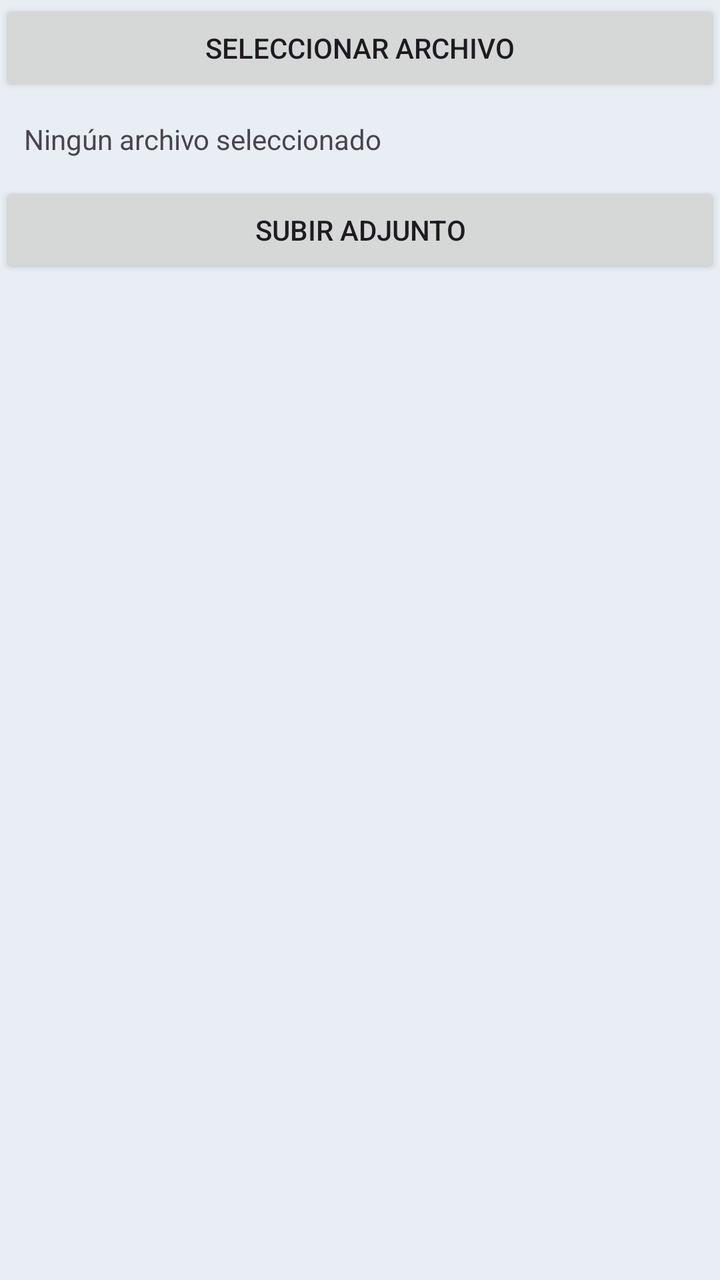
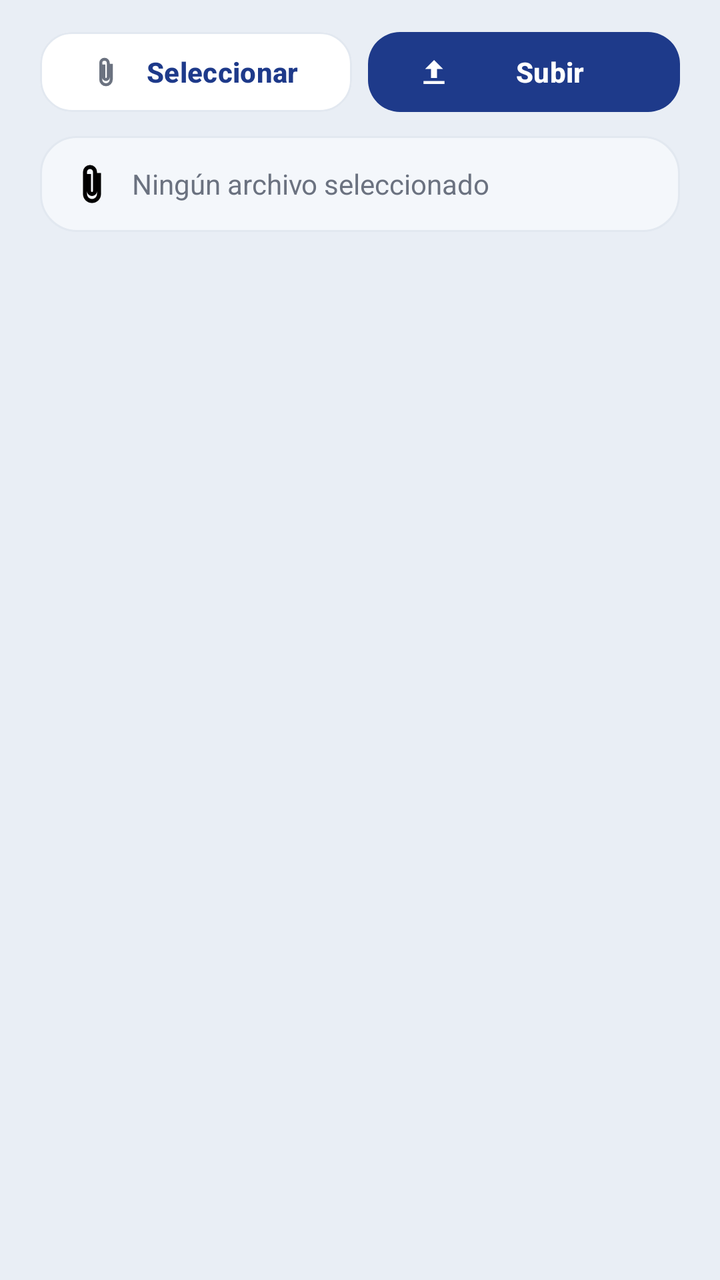

An Android layout rendered at two revisions. The XML below is the earlier revision; the diff shows what the commit changed to produce the second picture.
<!-- AndroidManifest.xml: application theme Theme.Tfgincidenciasfront -->
<!-- res/layout/fragment_attachments.xml -->
<?xml version="1.0" encoding="utf-8"?>
<LinearLayout xmlns:android="http://schemas.android.com/apk/res/android"
    android:layout_width="match_parent"
    android:layout_height="match_parent"
    android:orientation="vertical">

    <Button
        android:id="@+id/btnSelectFile"
        android:layout_width="match_parent"
        android:layout_height="wrap_content"
        android:text="Seleccionar archivo" />

    <TextView
        android:id="@+id/tvSelectedFile"
        android:layout_width="match_parent"
        android:layout_height="wrap_content"
        android:padding="12dp"
        android:text="Ningún archivo seleccionado" />

    <Button
        android:id="@+id/btnUploadFile"
        android:layout_width="match_parent"
        android:layout_height="wrap_content"
        android:text="Subir adjunto" />

    <ProgressBar
        android:id="@+id/progressBarAttachments"
        android:layout_width="wrap_content"
        android:layout_height="wrap_content"
        android:layout_gravity="center_horizontal"
        android:visibility="gone" />

    <androidx.recyclerview.widget.RecyclerView
        android:id="@+id/recyclerViewAttachments"
        android:layout_width="match_parent"
        android:layout_height="0dp"
        android:layout_weight="1"
        android:padding="8dp" />

</LinearLayout>
<!-- resources referenced by this layout -->
<resources>
  <style name="Theme.Tfgincidenciasfront" parent="Base.Theme.Tfgincidenciasfront" />
  <color name="primary">#1E3A8A</color>
  <color name="onPrimary">#FFFFFF</color>
  <color name="primary_container">#E8EEF9</color>
  <color name="background">#E9EEF5</color>
  <color name="surface">#FFFFFF</color>
  <color name="surfaceVariant">#F7F9FC</color>
  <color name="onSurface">#111827</color>
  <color name="secondaryText">#6B7280</color>
  <color name="stroke_soft">#E2E8F0</color>
  <style name="AppCard">
          <item name="cardCornerRadius">@dimen/card_radius</item>
          <item name="cardElevation">2dp</item>
          <item name="strokeColor">@color/stroke_card</item>
          <item name="strokeWidth">@dimen/card_stroke_width</item>
          <item name="cardBackgroundColor">@color/surface_elevated</item>
      </style>
  <dimen name="card_radius">20dp</dimen>
  <color name="stroke_card">#D9E2EC</color>
  <dimen name="card_stroke_width">1dp</dimen>
  <color name="surface_elevated">#FCFDFE</color>
  <!-- unchanged entries left out for length: 1 -->
</resources>

<!-- the commit's change to res/layout/fragment_attachments.xml (unified diff, before → after) -->
@@ -1,40 +1,93 @@
 <?xml version="1.0" encoding="utf-8"?>
-<LinearLayout xmlns:android="http://schemas.android.com/apk/res/android"
+<FrameLayout xmlns:android="http://schemas.android.com/apk/res/android"
     android:layout_width="match_parent"
     android:layout_height="match_parent"
-    android:orientation="vertical">
+    xmlns:app="http://schemas.android.com/apk/res-auto"
+    android:background="@color/background">
 
-    <Button
-        android:id="@+id/btnSelectFile"
+    <LinearLayout
         android:layout_width="match_parent"
-        android:layout_height="wrap_content"
-        android:text="Seleccionar archivo" />
+        android:layout_height="match_parent"
+        android:orientation="vertical"
+        android:paddingStart="@dimen/padding_screen_horizontal"
+        android:paddingTop="@dimen/spacing_md"
+        android:paddingEnd="@dimen/padding_screen_horizontal"
+        android:paddingBottom="0dp">
 
-    <TextView
-        android:id="@+id/tvSelectedFile"
-        android:layout_width="match_parent"
-        android:layout_height="wrap_content"
-        android:padding="12dp"
-        android:text="Ningún archivo seleccionado" />
+        <LinearLayout
+            android:id="@+id/layoutUploadControls"
+            android:layout_width="match_parent"
+            android:layout_height="wrap_content"
+            android:orientation="vertical">
 
-    <Button
-        android:id="@+id/btnUploadFile"
-        android:layout_width="match_parent"
-        android:layout_height="wrap_content"
-        android:text="Subir adjunto" />
+            <LinearLayout
+                android:layout_width="match_parent"
+                android:layout_height="wrap_content"
+                android:orientation="horizontal">
+
+                <com.google.android.material.button.MaterialButton
+                    android:id="@+id/btnSelectFile"
+                    style="@style/ButtonGhost"
+                    android:layout_width="0dp"
+                    android:layout_height="@dimen/button_height"
+                    android:layout_weight="1"
+                    android:text="Seleccionar"
+                    app:backgroundTint="@color/surface"
+                    app:cornerRadius="16dp"
+                    app:icon="@drawable/ic_notification_attachment"
+                    app:iconPadding="8dp"
+                    app:iconTint="@color/badge_attachment"
+                    app:strokeColor="@color/stroke_soft"
+                    app:strokeWidth="1dp" />
+
+                <com.google.android.material.button.MaterialButton
+                    android:id="@+id/btnUploadFile"
+                    style="@style/ButtonPrimary"
+                    android:layout_width="0dp"
+                    android:layout_height="@dimen/button_height"
+                    android:layout_marginStart="@dimen/spacing_sm"
+                    android:layout_weight="1"
+                    android:text="Subir"
+                    app:cornerRadius="16dp"
+                    app:icon="@drawable/ic_upload_simple"
+                    app:iconPadding="8dp"
+                    app:iconTint="@android:color/white" />
+            </LinearLayout>
+
+            <TextView
+                android:id="@+id/tvSelectedFile"
+                style="@style/TextSecondary"
+                android:layout_width="match_parent"
+                android:layout_height="wrap_content"
+                android:layout_marginTop="@dimen/spacing_sm"
+                android:background="@drawable/bg_message_input_soft"
+                android:drawableStart="@drawable/ic_notification_attachment"
+                android:drawablePadding="8dp"
+                android:gravity="center_vertical"
+                android:minHeight="48dp"
+                android:paddingStart="14dp"
+                android:paddingTop="12dp"
+                android:paddingEnd="14dp"
+                android:paddingBottom="12dp"
+                android:text="Ningún archivo seleccionado"
+                android:tint="@color/badge_attachment" />
+        </LinearLayout>
+
+        <androidx.recyclerview.widget.RecyclerView
+            android:id="@+id/recyclerViewAttachments"
+            android:layout_width="match_parent"
+            android:layout_height="0dp"
+            android:layout_marginTop="@dimen/spacing_md"
+            android:layout_weight="1"
+            android:clipToPadding="false"
+            android:paddingBottom="@dimen/spacing_lg" />
+    </LinearLayout>
 
     <ProgressBar
         android:id="@+id/progressBarAttachments"
         android:layout_width="wrap_content"
         android:layout_height="wrap_content"
-        android:layout_gravity="center_horizontal"
+        android:layout_gravity="center"
         android:visibility="gone" />
 
-    <androidx.recyclerview.widget.RecyclerView
-        android:id="@+id/recyclerViewAttachments"
-        android:layout_width="match_parent"
-        android:layout_height="0dp"
-        android:layout_weight="1"
-        android:padding="8dp" />
-
-</LinearLayout>
+</FrameLayout>
<!-- resource entries referenced after the edit -->
@@ -1,11 +1,70 @@
 <!-- resources referenced by this layout -->
 <resources>
   <style name="Theme.Tfgincidenciasfront" parent="Base.Theme.Tfgincidenciasfront" />
+  <color name="surfaceSoft">#F4F7FB</color>
   <color name="primary">#1E3A8A</color>
+  <color name="divider">#D6DEE8</color>
   <color name="onPrimary">#FFFFFF</color>
+  <dimen name="button_radius">24dp</dimen>
+  <dimen name="text_body">14sp</dimen>
   <color name="primary_container">#E8EEF9</color>
   <color name="background">#E9EEF5</color>
+  <color name="badge_attachment">#6B7280</color>
   <color name="surface">#FFFFFF</color>
+  <dimen name="button_height">48dp</dimen>
+  <dimen name="padding_screen_horizontal">20dp</dimen>
+  <dimen name="spacing_lg">16dp</dimen>
+  <dimen name="spacing_md">12dp</dimen>
+  <dimen name="spacing_sm">8dp</dimen>
+  <!-- drawable bg_message_input_soft (drawable) -->
+  <?xml version="1.0" encoding="utf-8"?>
+  <shape xmlns:android="http://schemas.android.com/apk/res/android">
+      <solid android:color="@color/surfaceSoft" />
+      <corners android:radius="18dp" />
+      <stroke
+          android:width="1dp"
+          android:color="@color/stroke_soft" />
+  </shape>
+  <!-- drawable ic_notification_attachment (drawable) -->
+  <vector xmlns:android="http://schemas.android.com/apk/res/android"
+      android:width="24dp"
+      android:height="24dp"
+      android:viewportWidth="24"
+      android:viewportHeight="24">
+      <path
+          android:fillColor="#000000"
+          android:pathData="M16.5,6.5V17A4.5,4.5 0 0,1 7.5,17V6A3.5,3.5 0 0,1 14.5,6V15.5A2.5,2.5 0 0,1 9.5,15.5V7H11.5V15.5A0.5,0.5 0 0,0 12.5,15.5V6A1.5,1.5 0 0,0 9.5,6V17A2.5,2.5 0 0,0 14.5,17V6.5H16.5Z" />
+  </vector>
+  <!-- drawable ic_upload_simple (drawable) -->
+  <vector xmlns:android="http://schemas.android.com/apk/res/android"
+      android:width="24dp"
+      android:height="24dp"
+      android:viewportWidth="24"
+      android:viewportHeight="24">
+      <path
+          android:fillColor="#000000"
+          android:pathData="M5,20H19V18H5V20ZM12,4L6,10H10V16H14V10H18L12,4Z" />
+  </vector>
+  <style name="ButtonGhost">
+          <item name="android:layout_height">@dimen/button_height</item>
+          <item name="android:textAllCaps">false</item>
+          <item name="android:textStyle">bold</item>
+          <item name="android:textColor">@color/primary</item>
+          <item name="backgroundTint">@android:color/transparent</item>
+          <item name="rippleColor">@color/divider</item>
+      </style>
+  <style name="ButtonPrimary">
+          <item name="android:layout_height">@dimen/button_height</item>
+          <item name="android:textAllCaps">false</item>
+          <item name="android:textStyle">bold</item>
+          <item name="android:textColor">@color/onPrimary</item>
+          <item name="backgroundTint">@color/primary</item>
+          <item name="cornerRadius">@dimen/button_radius</item>
+      </style>
+  <style name="TextSecondary">
+          <item name="android:textSize">@dimen/text_body</item>
+          <item name="android:textColor">@color/secondaryText</item>
+      </style>
   <color name="surfaceVariant">#F7F9FC</color>
   <color name="onSurface">#111827</color>
   <color name="secondaryText">#6B7280</color>
